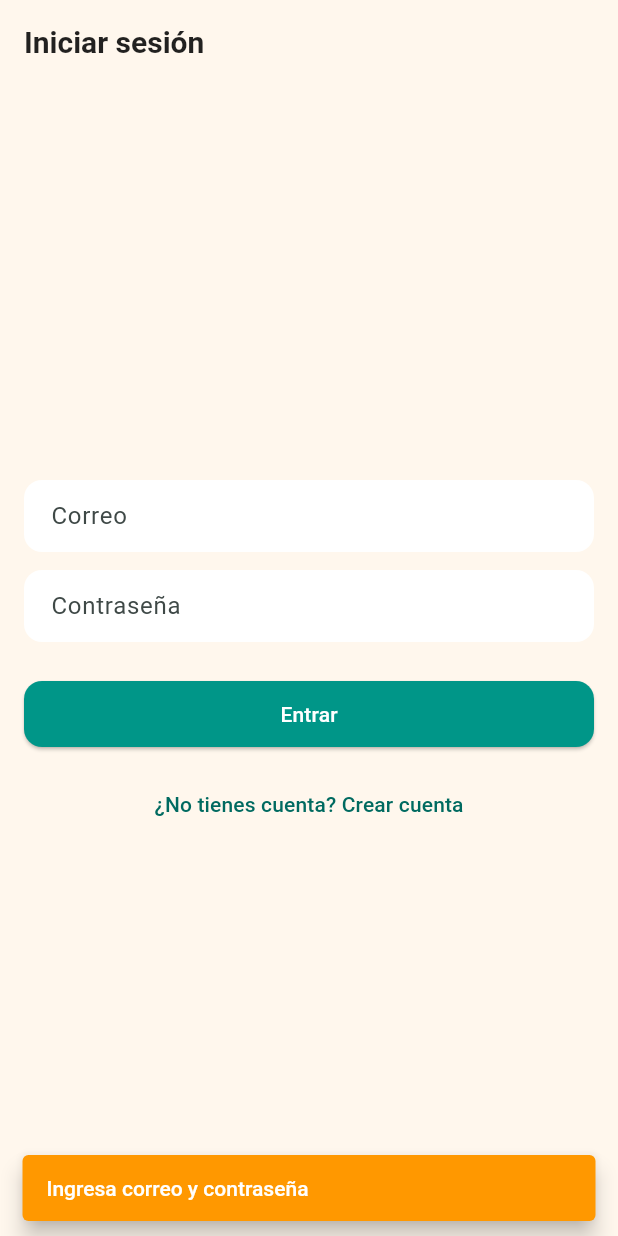
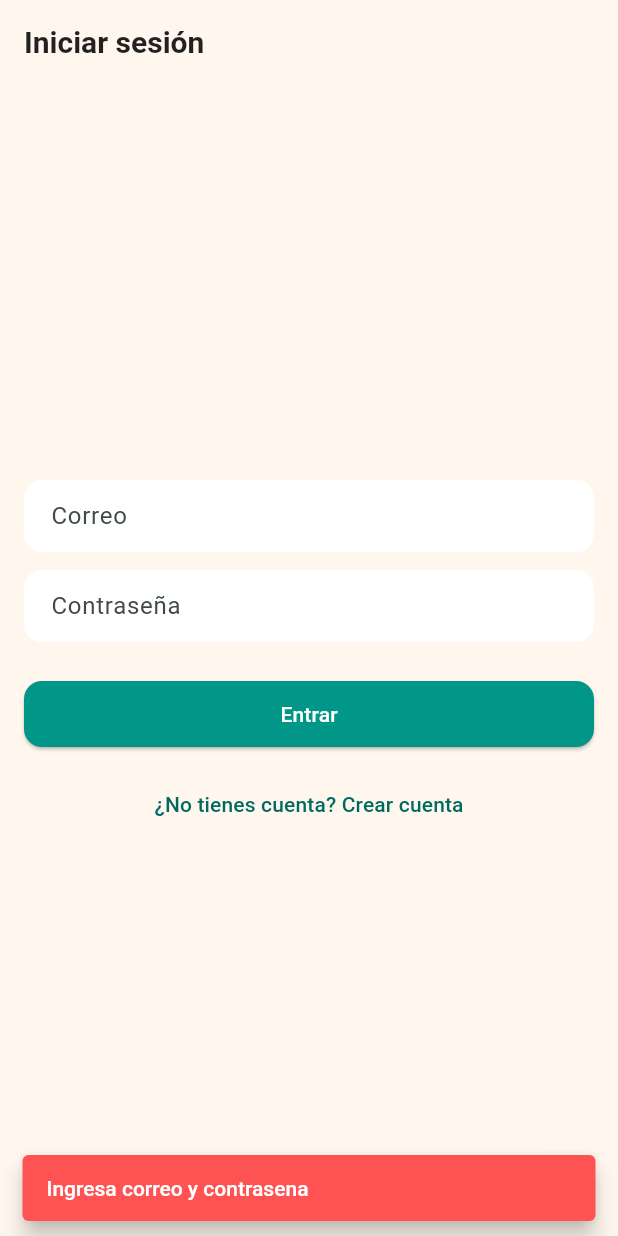
Before and after one commit to SergioLejarde/paw_campus, a Flutter app: the screen it shows after launch, after a tap on "Entrar", on a phone screen of 412 x 824 dp. Run offline on Flutter 3.47's test engine with Material 3 defaults, Android fonts, the phone set to English and light mode, and no system bars; our stand-ins replace go_router, hooks_riverpod, image_picker, qr_flutter, supabase_flutter; accounts and stored records are empty.

Commit message:
commit: probando update con codex

```diff
--- /dev/null
+++ b/lib/core/presentation/app_feedback.dart
@@ -0,0 +1,90 @@
+import 'package:flutter/material.dart';
+import 'package:supabase_flutter/supabase_flutter.dart';
+
+class AppFeedback {
+  static Future<void> showLoadingDialog(
+    BuildContext context, {
+    String message = 'Procesando...',
+  }) {
+    return showDialog<void>(
+      context: context,
+      barrierDismissible: false,
+      builder: (dialogContext) {
+        return PopScope(
+          canPop: false,
+          child: AlertDialog(
+            content: Row(
+              children: [
+                const SizedBox(
+                  height: 22,
+                  width: 22,
+                  child: CircularProgressIndicator(strokeWidth: 2.5),
+                ),
+                const SizedBox(width: 16),
+                Expanded(child: Text(message)),
+              ],
+            ),
+          ),
+        );
+      },
+    );
+  }
+
+  static void hideLoadingDialog(BuildContext context) {
+    final navigator = Navigator.of(context, rootNavigator: true);
+    if (navigator.canPop()) {
+      navigator.pop();
+    }
+  }
+
+  static void showSuccess(BuildContext context, String message) {
+    _showSnackBar(context, message: message, backgroundColor: Colors.green);
+  }
+
+  static void showError(
+    BuildContext context,
+    Object error, {
+    String fallbackMessage = 'Ocurrio un error. Intenta de nuevo.',
+  }) {
+    final normalized = _normalizeErrorMessage(error);
+    _showSnackBar(
+      context,
+      message: normalized.isEmpty ? fallbackMessage : normalized,
+      backgroundColor: Colors.redAccent,
+    );
+  }
+
+  static void _showSnackBar(
+    BuildContext context, {
+    required String message,
+    required Color backgroundColor,
+  }) {
+    final messenger = ScaffoldMessenger.of(context);
+    messenger
+      ..hideCurrentSnackBar()
+      ..showSnackBar(
+        SnackBar(content: Text(message), backgroundColor: backgroundColor),
+      );
+  }
+
+  static String _normalizeErrorMessage(Object error) {
+    if (error is AuthException) {
+      return error.message;
+    }
+
+    var message = error.toString().trim();
+    const prefixes = ['Exception: ', 'PostgrestException(message: '];
+
+    for (final prefix in prefixes) {
+      if (message.startsWith(prefix)) {
+        message = message.substring(prefix.length);
+      }
+    }
+
+    if (message.endsWith(')')) {
+      message = message.substring(0, message.length - 1);
+    }
+
+    return message.trim();
+  }
+}
--- a/lib/features/auth/presentation/login_page.dart
+++ b/lib/features/auth/presentation/login_page.dart
@@ -1,6 +1,7 @@
 import 'package:flutter/material.dart';
 import 'package:go_router/go_router.dart';
 import 'package:supabase_flutter/supabase_flutter.dart';
+import 'package:paw_campus/core/presentation/app_feedback.dart';
 
 final supabase = Supabase.instance.client;
 
@@ -30,12 +31,7 @@ class _LoginPageState extends State<LoginPage> {
     final password = _passwordController.text.trim();
 
     if (email.isEmpty || password.isEmpty) {
-      ScaffoldMessenger.of(context).showSnackBar(
-        const SnackBar(
-          content: Text('Ingresa correo y contraseña'),
-          backgroundColor: Colors.orange,
-        ),
-      );
+      AppFeedback.showError(context, Exception('Ingresa correo y contrasena'));
       return;
     }
 
@@ -48,7 +44,9 @@ class _LoginPageState extends State<LoginPage> {
       );
 
       final user = response.user;
-      if (user == null) throw const AuthException("Usuario o contraseña inválidos");
+      if (user == null) {
+        throw const AuthException("Usuario o contraseña inválidos");
+      }
 
       // Consultar SOLO is_admin
       final profile = await supabase
@@ -61,24 +59,11 @@ class _LoginPageState extends State<LoginPage> {
 
       if (!mounted) return;
 
-      // Redirección correcta
+      AppFeedback.showSuccess(context, 'Inicio de sesion exitoso');
       context.go(isAdmin ? '/admin' : '/adoptions');
-    } on AuthException catch (e) {
-      if (!mounted) return;
-      ScaffoldMessenger.of(context).showSnackBar(
-        SnackBar(
-          content: Text("Error de autenticación: ${e.message}"),
-          backgroundColor: Colors.orange,
-        ),
-      );
     } catch (e) {
       if (!mounted) return;
-      ScaffoldMessenger.of(context).showSnackBar(
-        SnackBar(
-          content: Text("Error: $e"),
-          backgroundColor: Colors.orange,
-        ),
-      );
+      AppFeedback.showError(context, e);
     } finally {
       if (mounted) setState(() => _loading = false);
     }
```
Also changed, not shown: lib/features/adoptions/presentation/add_pet_page.dart (+14 -18 lines), lib/features/adoptions/presentation/admin_page.dart (+28 -21 lines), lib/features/adoptions/presentation/pet_detail_page.dart (+38 -25 lines), lib/features/auth/presentation/register_page.dart (+4 -12 lines), lib/features/profile/presentation/edit_profile_page.dart (+29 -75 lines).
